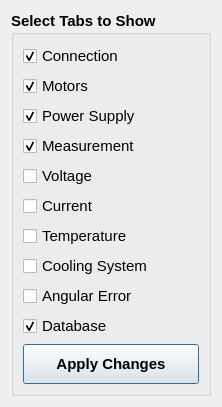
Qt form hallbench/gui/ui/preferencesdialog.ui (lnls-ima/hall-bench-control) before a commit.
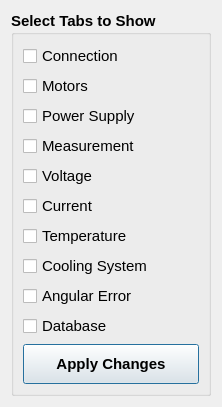
The same form after that commit.

```diff
--- a/hallbench/gui/ui/preferencesdialog.ui
+++ b/hallbench/gui/ui/preferencesdialog.ui
@@ -49,7 +49,7 @@
          <string>Connection</string>
         </property>
         <property name="checked">
-         <bool>true</bool>
+         <bool>false</bool>
         </property>
        </widget>
       </item>
@@ -65,7 +65,7 @@
          <string>Motors</string>
         </property>
         <property name="checked">
-         <bool>true</bool>
+         <bool>false</bool>
         </property>
        </widget>
       </item>
@@ -81,7 +81,7 @@
          <string>Power Supply</string>
         </property>
         <property name="checked">
-         <bool>true</bool>
+         <bool>false</bool>
         </property>
        </widget>
       </item>
@@ -97,7 +97,7 @@
          <string>Measurement</string>
         </property>
         <property name="checked">
-         <bool>true</bool>
+         <bool>false</bool>
         </property>
        </widget>
       </item>
@@ -190,7 +190,7 @@
          <string>Database</string>
         </property>
         <property name="checked">
-         <bool>true</bool>
+         <bool>false</bool>
         </property>
        </widget>
       </item>
```
